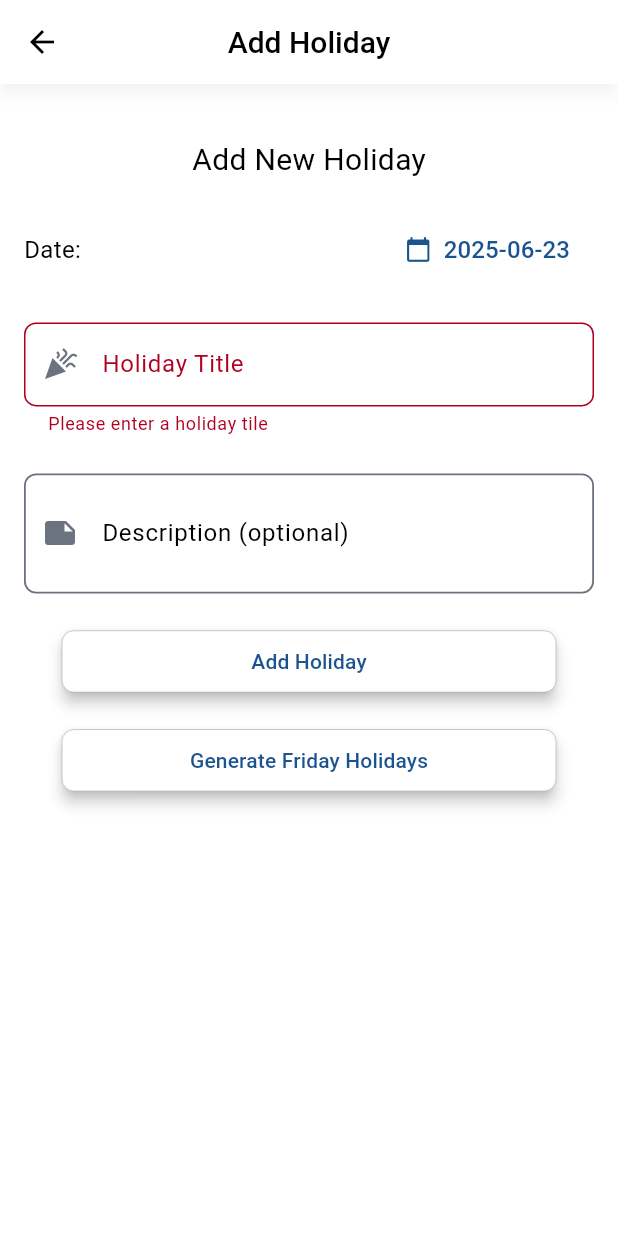
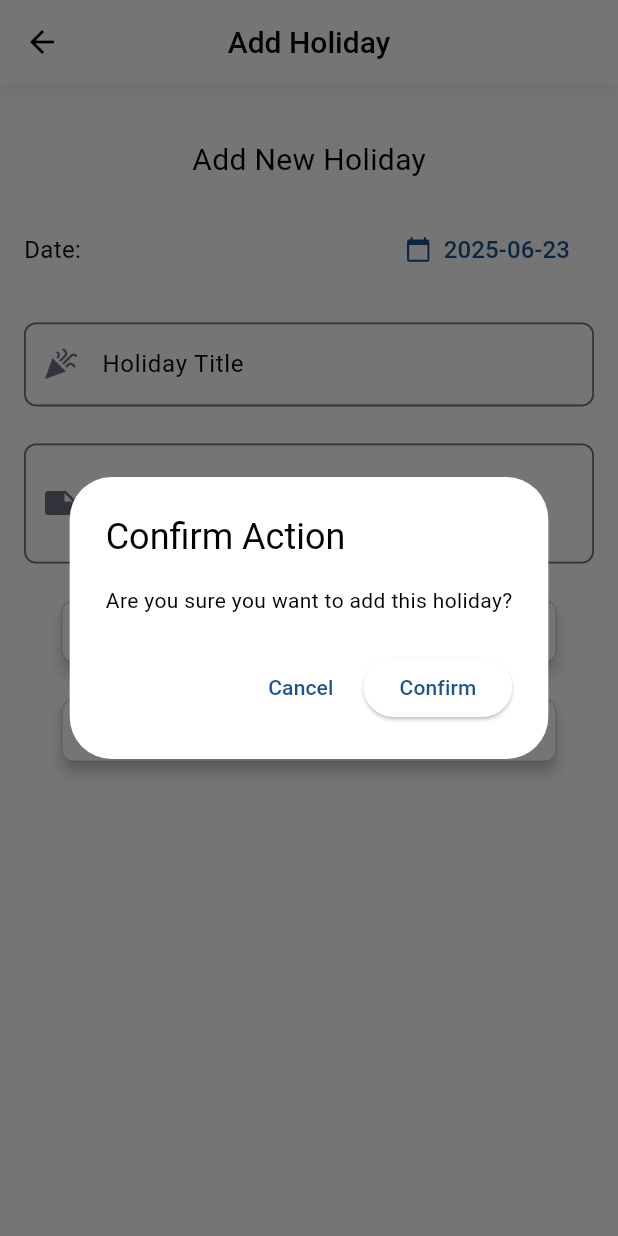
Before and after one commit to noor-faozi/albaderapp, a Flutter app: the AddHolidayScreen screen opened directly, after a tap on "Add Holiday", on a phone screen of 412 x 824 dp. Run offline on Flutter 3.47's test engine with Material 3 defaults, Android fonts, the light colour scheme and no system bars; our stand-ins replace supabase_flutter; accounts and stored records are empty.

Commit message:
feat: add confirmation dialog before submitting holiday

```diff
--- a/lib/screens/add_holiday_screen.dart
+++ b/lib/screens/add_holiday_screen.dart
@@ -248,7 +248,31 @@
                 SizedBox(height: screenHeight(context, 0.03)),
                 CustomButton(
                   label: 'Add Holiday',
-                  onPressed: submitHoliday,
+                  onPressed: _isLoading
+                      ? null
+                      : () {
+                          showDialog(
+                            context: context,
+                            builder: (context) => AlertDialog(
+                              title: const Text('Confirm Action'),
+                              content: const Text(
+                                  'Are you sure you want to add this holiday?'),
+                              actions: [
+                                TextButton(
+                                  onPressed: () => Navigator.of(context).pop(),
+                                  child: const Text('Cancel'),
+                                ),
+                                ElevatedButton(
+                                  onPressed: () {
+                                    Navigator.of(context).pop();
+                                    submitHoliday();
+                                  },
+                                  child: const Text('Confirm'),
+                                ),
+                              ],
+                            ),
+                          );
+                        },
                   widthFactor: 0.8,
                   heightFactor: 0.1,
                 ),
```
